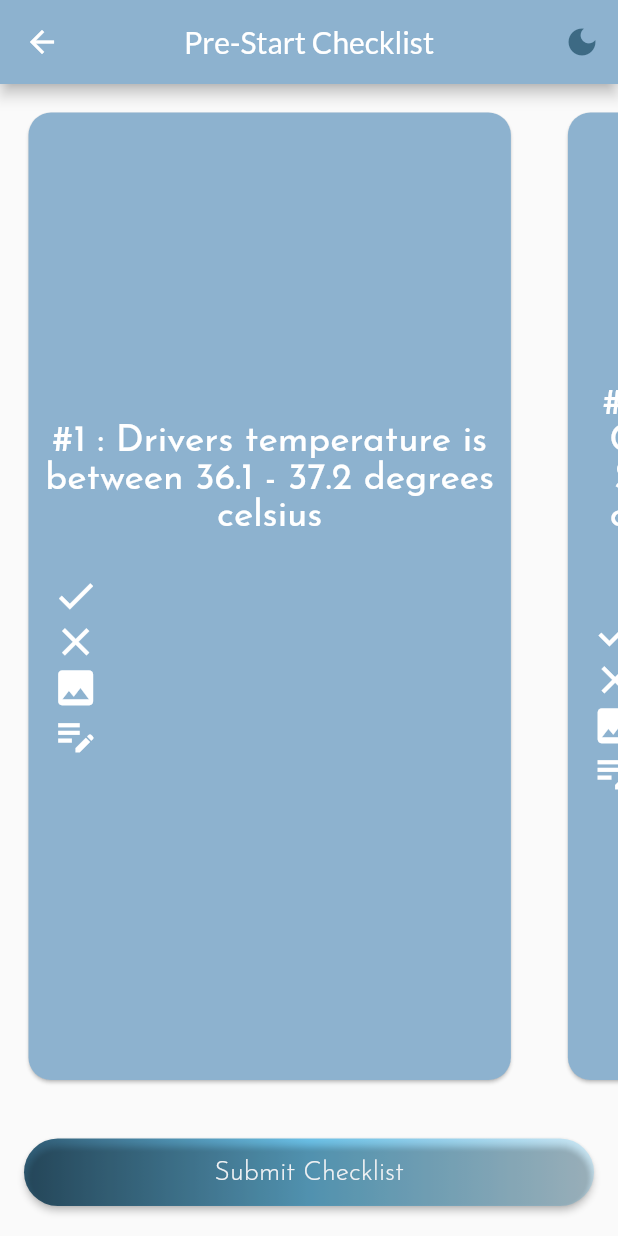
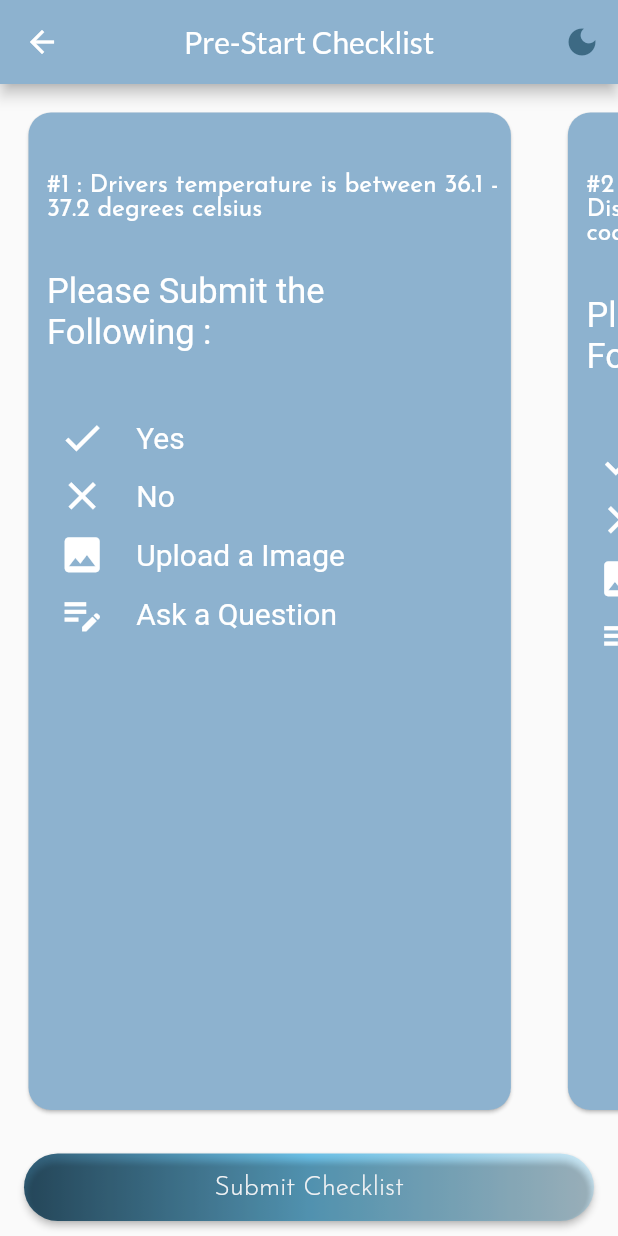
Before and after one commit to mr-ahmad161/Alston-Project, a Flutter app: the CheckList screen opened directly, on a phone screen of 412 x 824 dp. Run offline on Flutter 3.47's test engine with Material 2 defaults, Android fonts, the phone set to English and light mode, and no system bars; our stand-ins replace flutter_animate, get, google_fonts, grouped_list, image_picker, typewritertext.

Commit message:
fix Ui card

```diff
--- a/alston/lib/widgets/checklistWidget.dart
+++ b/alston/lib/widgets/checklistWidget.dart
@@ -51,32 +51,43 @@ class _CheckListWidgetState extends State<CheckListWidget> {
               ? AppColors.primaryColor
               : AppColors.backgroundColors,
           child: Padding(
-            padding: const EdgeInsets.all(8.0),
+            padding: EdgeInsets.only(
+              top: screenWidth * 0.1,
+              left: screenWidth * 0.03,
+              right: screenWidth * 0.02,
+            ),
             child: Column(
               crossAxisAlignment: CrossAxisAlignment.start,
-              mainAxisAlignment: MainAxisAlignment.center,
+              mainAxisAlignment: MainAxisAlignment.start,
               children: [
                 Text(
                   widget.question,
                   style: TextStyle(
                     color: Colors.white,
-                    fontSize: screenWidth * 0.06,
+                    fontSize: screenWidth * 0.04,
                   ).merge(GoogleFonts.josefinSans()),
-                  textAlign: TextAlign.center,
+                  textAlign: TextAlign.left,
                 ),
-                SizedBox(height: spaceBetween),
+                SizedBox(height: screenHeight * 0.04),
+                const Text("Please Submit the  Following :",
+                    style: TextStyle(
+                      color: Colors.white,
+                      fontSize: 23,
+                    )),
+                SizedBox(height: screenHeight * 0.04),
                 Padding(
                   padding: const EdgeInsets.all(8.0),
                   child: Column(
                     mainAxisAlignment: MainAxisAlignment.center,
                     children: [
-                      _buildIcon(Icons.check, isCorrectSelected, Colors.green, () {
+                      _buildIcon(Icons.check, isCorrectSelected, Colors.green,
+                          () {
                         setState(() {
                           isCorrectSelected = !isCorrectSelected;
                           isWrongSelected = false;
                           widget.onOptionSelected(isCorrectSelected);
                         });
-                      }, iconSize),
+                      }, iconSize, "Yes"),
                       SizedBox(width: spaceBetween),
                       _buildIcon(Icons.close, isWrongSelected, Colors.red, () {
                         setState(() {
@@ -84,13 +95,13 @@ class _CheckListWidgetState extends State<CheckListWidget> {
                           isCorrectSelected = false;
                           widget.onOptionSelected(!isWrongSelected);
                         });
-                      }, iconSize),
+                      }, iconSize, "No"),
                       SizedBox(width: spaceBetween),
                       _buildIcon(Icons.image, false, Colors.white,
-                          _showImageSourceDialog, iconSize),
+                          _showImageSourceDialog, iconSize, "Upload a Image"),
                       SizedBox(width: spaceBetween),
                       _buildIcon(Icons.edit_note, false, Colors.white,
-                          _showInputDialog, iconSize),
+                          _showInputDialog, iconSize, "Ask a Question"),
                     ],
                   ),
                 ),
@@ -103,10 +114,27 @@ class _CheckListWidgetState extends State<CheckListWidget> {
   }
 
   Widget _buildIcon(IconData icon, bool isSelected, Color color,
-      VoidCallback onTap, double size) {
+      VoidCallback onTap, double size, String text) {
     return GestureDetector(
       onTap: onTap,
-      child: Icon(icon, color: isSelected ? color : Colors.white, size: size),
+      child: Column(
+        children: [
+          Row(
+            children: <Widget>[
+              Icon(icon, color: isSelected ? color : Colors.white, size: size),
+              SizedBox(
+                width: MediaQuery.of(context).size.width * 0.05,
+              ), // Space between icon and text
+              Text(text,
+                  style: TextStyle(
+                      color: isSelected ? color : Colors.white, fontSize: 20)),
+            ],
+          ),
+          SizedBox(
+            height: MediaQuery.of(context).size.height * 0.01,
+          )
+        ],
+      ),
     );
   }
 
--- a/alston/lib/widgets/checklistscreen.dart
+++ b/alston/lib/widgets/checklistscreen.dart
@@ -80,7 +80,7 @@ class CheckList extends StatelessWidget {
             ),
             Padding(
               padding:
-                  const EdgeInsets.symmetric(vertical: 20.0, horizontal: 16.0),
+                  const EdgeInsets.symmetric(vertical: 10.0, horizontal: 16.0),
               child: CustomElevatedButton(
                 buttonText: 'Submit Checklist',
                 buttonColor: themeController.isDarkMode.value
@@ -96,39 +96,3 @@ class CheckList extends StatelessWidget {
         )));
   }
 }
-
-
-        //   ListView.builder(
-        //     scrollDirection: Axis.horizontal,
-        //     itemCount:
-        //         questionList.length + 1, // Add one for the button at the end
-        //     itemBuilder: (context, index) {
-        //       if (index < questionList.length) {
-        //         // Return a checklist widget for each question item
-        //         return CheckListWidget(
-        //           themeController: themeController, // Pass the themeController
-        //           question: questionList[index],
-        //           onOptionSelected: (bool isCorrect) {
-        //             // Handle the selected option here
-        //           },
-        //           width: 20, // Set the desired width
-        //         );
-        //       } else {
-        //         // Return a button for the last item
-        //         return Padding(
-        //           padding: const EdgeInsets.symmetric(
-        //               vertical: 20.0, horizontal: 16.0),
-        //           child: CustomElevatedButton(
-        //               buttonText: 'Submit Checklist',
-        //               buttonColor: themeController.isDarkMode.value
-        //                   ? AppColors.primaryColorDarker
-        //                   : AppColors.primaryColor,
-        //               textColor: themeController.isDarkMode.value
-        //                   ? AppColors.whiteColor
-        //                   : AppColors.whiteColor,
-        //               onPressed: () {}),
-        //         );
-        //       }
-        //     },
-        //   ),
-        // ));
```
